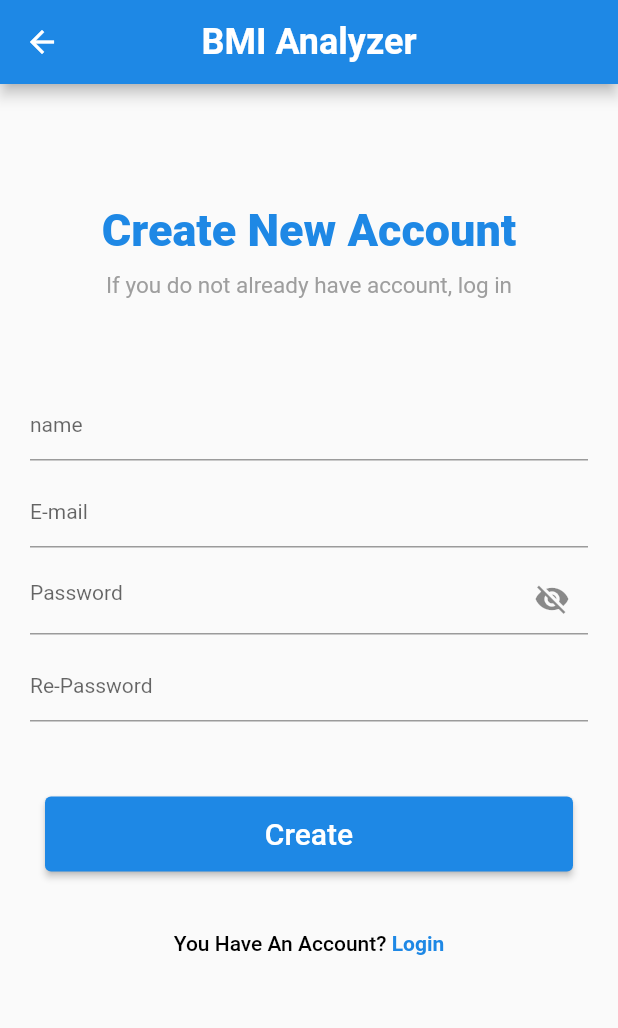
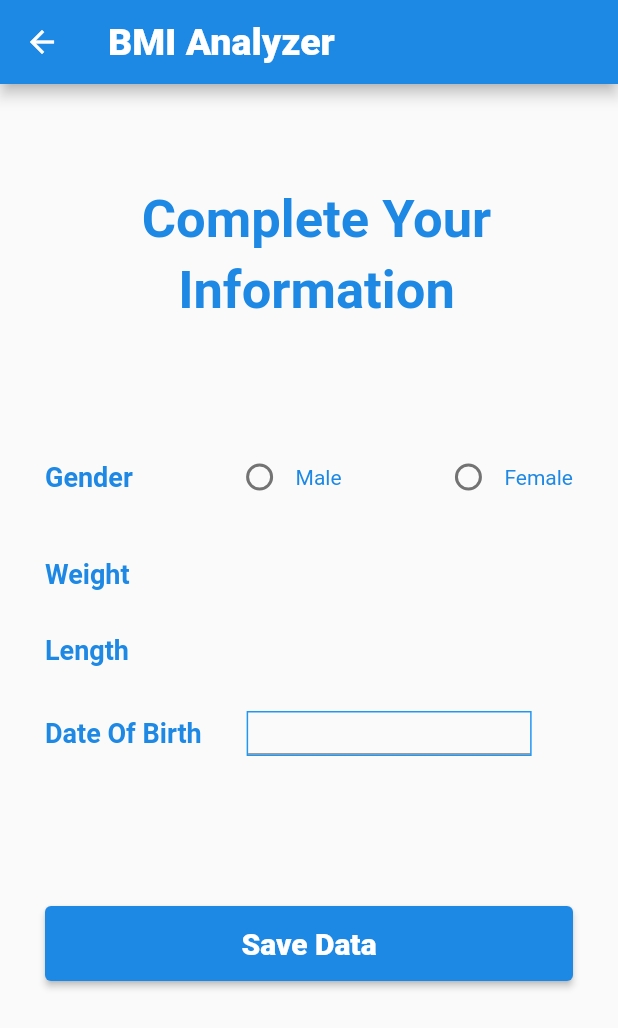
Before and after one commit to YousefBashir/bmi_mobile_computing, a Flutter app: the RegistrationScreen screen opened directly, after a tap on "Create", on a phone screen of 412 x 824 dp. Shown: the top 1028 px of the screen. Run offline on Flutter 3.47's test engine with Material 2 defaults, Android fonts, the phone set to English and light mode, and no system bars.

```diff
--- a/lib/main.dart
+++ b/lib/main.dart
@@ -1,7 +1,10 @@
-import 'package:bmi_mobile_computing/ui/login_scrren.dart';
+import 'package:bmi_mobile_computing/ui/screens/login_scrren.dart';
+import 'package:bmi_mobile_computing/ui/screens/complete_info_screen.dart';
 import 'package:bmi_mobile_computing/ui/screens/splash_screen.dart';
 import 'package:flutter/material.dart';
 
+import 'ui/screens/add_record_screen.dart';
+import 'ui/screens/food_details_screen.dart';
 import 'ui/screens/registretion_screen.dart';
 
 void main() {
--- /dev/null
+++ b/lib/ui/screens/complete_info_screen.dart
@@ -0,0 +1,184 @@
+import 'package:flutter/cupertino.dart';
+import 'package:flutter/material.dart';
+
+class CompleteInfoScreen extends StatefulWidget {
+  @override
+  _CompleteInfoScreenState createState() => _CompleteInfoScreenState();
+}
+
+class _CompleteInfoScreenState extends State<CompleteInfoScreen> {
+  List gender = ["Male", "Female"];
+  String select;
+
+  Row addRadioButton(int btnValue, String title) {
+    return Row(
+      mainAxisAlignment: MainAxisAlignment.start,
+      children: <Widget>[
+        Radio(
+          activeColor: Theme.of(context).primaryColor,
+          value: gender[btnValue],
+          groupValue: select,
+          onChanged: (value) {
+            setState(() {
+              print(value);
+              select = value;
+            });
+          },
+        ),
+        Text(
+          title,
+          style: TextStyle(color: Colors.blue[600]),
+        )
+      ],
+    );
+  }
+
+  @override
+  Widget build(BuildContext context) {
+    return Scaffold(
+      appBar: AppBar(
+        backgroundColor: Colors.blue[600],
+        title: Text('BMI Analyzer',style: TextStyle(fontWeight: FontWeight.w900,fontSize: 25),),
+      ),
+      body: SingleChildScrollView(
+        child: Column(
+          children: [
+            Padding(
+              padding: EdgeInsets.only(top: 70, left: 10),
+              child: Column(
+                children: [
+                  Text(
+                    'Complete Your',
+                    style: TextStyle(
+                      fontSize: 35,
+                      fontWeight: FontWeight.bold,
+                      color: Colors.blue[600],
+                    ),
+                  ),
+                  SizedBox(
+                    height: 6,
+                  ),
+                  Text(
+                    'Information',
+                    style: TextStyle(
+                      fontSize: 35,
+                      fontWeight: FontWeight.bold,
+                      color: Colors.blue[600],
+                    ),
+                  )
+                ],
+              ),
+            ),
+            SizedBox(
+              height: 60,
+            ),
+            Padding(
+              padding: const EdgeInsets.only(left: 30, right: 30, top: 20),
+              child: Row(
+                mainAxisAlignment: MainAxisAlignment.spaceBetween,
+                children: [
+                  Text(
+                    'Gender',
+                    style: TextStyle(
+                        color: Colors.blue[600],
+                        fontWeight: FontWeight.bold,
+                        fontSize: 18),
+                  ),
+                  addRadioButton(0, 'Male'),
+                  addRadioButton(1, 'Female'),
+                ],
+              ),
+            ),
+            Padding(
+              padding: const EdgeInsets.only(left: 30, right: 30, top: 30),
+              child: Row(
+                mainAxisAlignment: MainAxisAlignment.spaceBetween,
+                children: [
+                  Text(
+                    'Weight',
+                    style: TextStyle(
+                        color: Colors.blue[600],
+                        fontWeight: FontWeight.bold,
+                        fontSize: 18),
+                  ),
+                ],
+              ),
+            ),
+            Padding(
+              padding: const EdgeInsets.only(left: 30, right: 30, top: 30),
+              child: Row(
+                mainAxisAlignment: MainAxisAlignment.spaceBetween,
+                children: [
+                  Text(
+                    'Length',
+                    style: TextStyle(
+                        color: Colors.blue[600],
+                        fontWeight: FontWeight.bold,
+                        fontSize: 18),
+                  ),
+                ],
+              ),
+            ),
+            Padding(
+              padding: const EdgeInsets.only(left: 30, right: 30, top: 30),
+              child: Row(
+                mainAxisAlignment: MainAxisAlignment.start,
+                children: [
+                  Text(
+                    'Date Of Birth',
+                    style: TextStyle(
+                        color: Colors.blue[600],
+                        fontWeight: FontWeight.bold,
+                        fontSize: 18),
+                  ),
+                  SizedBox(
+                    width: 30,
+                  ),
+                  Container(
+                    //alignment: Alignment.center,
+                    //padding: EdgeInsets.only(left: 20,right: 20),
+                    decoration: BoxDecoration(
+                        border: Border.all(
+                      color: Colors.blue,
+                    )),
+                    height: 30,
+                    width: 190,
+                    child: TextFormField(
+                      textAlign: TextAlign.center,
+                      style: TextStyle(
+                        fontSize: 14,
+                      ),
+                      onChanged: (value) {},
+                    ),
+                  ),
+                ],
+              ),
+            ),
+            Padding(
+              padding: EdgeInsets.only(left: 30, right: 30, top: 100),
+              child: Container(
+                width: double.infinity,
+                height: 50,
+                child: ElevatedButton(
+                  onPressed: () {},
+                  child: Text(
+                    'Save Data',
+                    style: TextStyle(
+                      color: Colors.white,
+                      fontSize: 20,
+                      fontWeight: FontWeight.w900,
+                    ),
+                  ),
+                  style: ButtonStyle(
+                    backgroundColor:
+                    MaterialStateProperty.all<Color>(Colors.blue[600]),
+                  ),
+                ),
+              ),
+            ),
+          ],
+        ),
+      ),
+    );
+  }
+}
--- a/lib/ui/screens/registretion_screen.dart
+++ b/lib/ui/screens/registretion_screen.dart
@@ -1,5 +1,7 @@
-import 'package:bmi_mobile_computing/ui/login_scrren.dart';
+import 'package:bmi_mobile_computing/ui/screens/login_scrren.dart';
 import 'package:flutter/material.dart';
+
+import 'complete_info_screen.dart';
 
 class RegistrationScreen extends StatelessWidget {
   @override
@@ -109,7 +111,12 @@ class RegistrationScreen extends StatelessWidget {
                 width: double.infinity,
                 height: 50,
                 child: ElevatedButton(
-                  onPressed: () {},
+                  onPressed: () {
+                    Navigator.of(context)
+                        .push(MaterialPageRoute(builder: (context) {
+                      return CompleteInfoScreen();
+                    }));
+                  },
                   child: Text(
                     'Create',
                     style: TextStyle(
--- a/lib/ui/screens/splash_screen.dart
+++ b/lib/ui/screens/splash_screen.dart
@@ -2,7 +2,7 @@ import 'package:flutter/cupertino.dart';
 import 'package:flutter/material.dart';
 import 'package:flutter/widgets.dart';
 
-import '../login_scrren.dart';
+import 'login_scrren.dart';
 
 class SplashScreen extends StatelessWidget {
   @override
```
Also changed, not shown: lib/ui/screens/add_record_screen.dart (added, +156 -0 lines), lib/ui/screens/food_details_screen.dart (added, +187 -0 lines), lib/ui/screens/login_scrren.dart (renamed from lib/ui/login_scrren.dart).
